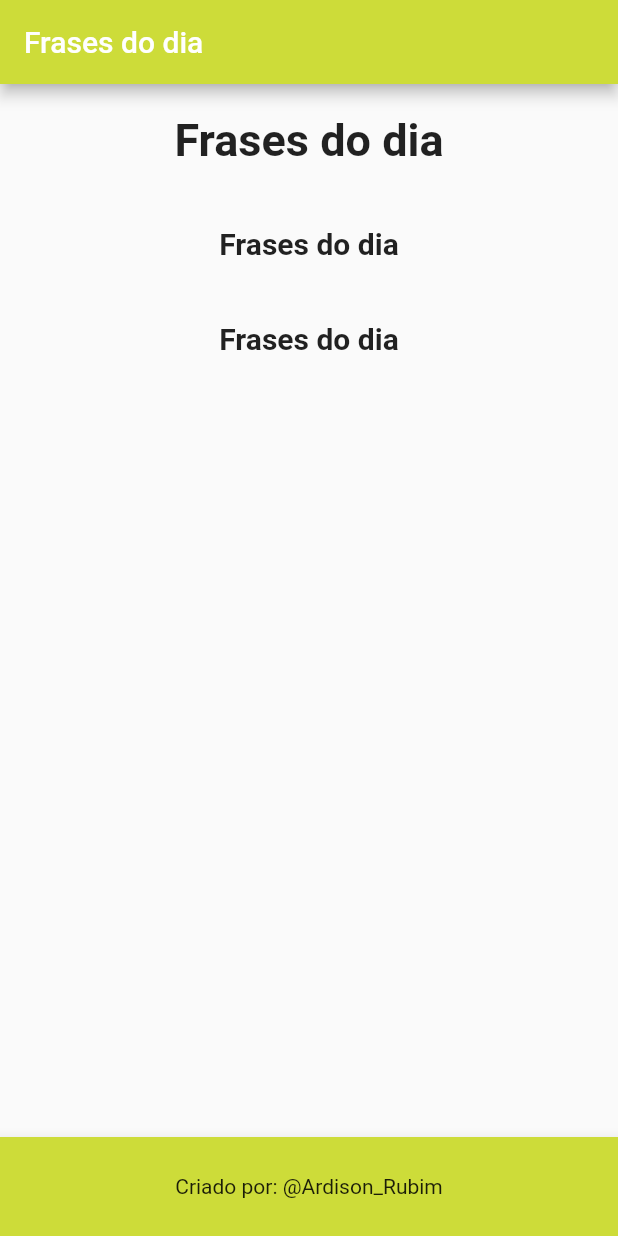
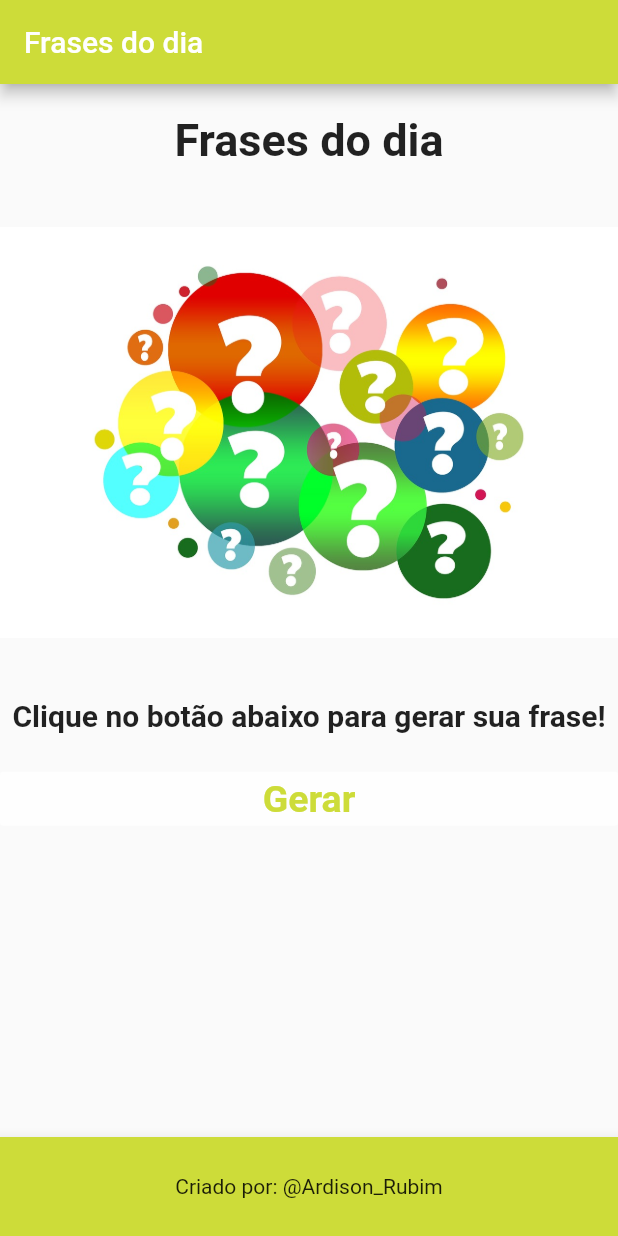
Before and after one commit to ArdisonRubim/Frases_do_dia, a Flutter app: the screen it shows after launch, on a phone screen of 412 x 824 dp. Run offline on Flutter 3.47's test engine with Material 2 defaults, Android fonts, the phone set to English and light mode, and no system bars.

Commit message:
Interface criada

```diff
--- a/lib/Logica.dart
+++ b/lib/Logica.dart
@@ -7,6 +7,10 @@ class Logica extends StatefulWidget {
 }
 
 class _LogicaState extends State<Logica> {
+
+  var _mensagem_frase = "Clique no botão abaixo para gerar sua frase!";
+
+
   @override
   Widget build(BuildContext context) {
     return Scaffold(
@@ -16,7 +20,8 @@ class _LogicaState extends State<Logica> {
         title: Text("Frases do dia"),
       ),
       body: Column(
-        crossAxisAlignment: CrossAxisAlignment.stretch, // Deixar conteudos alinhads
+        crossAxisAlignment: CrossAxisAlignment.stretch, // Deixar conteudos alinhados
+        //mainAxisAlignment: MainAxisAlignment.spaceEvenly,
 
         children: <Widget>[
           Padding(padding: EdgeInsets.only(top: 20, bottom:20),
@@ -31,29 +36,35 @@ class _LogicaState extends State<Logica> {
           ),
 
           Padding(padding: EdgeInsets.only(top: 20, bottom:20),
+            child: Image.asset("images/imagem.jpg"),
+
+          ),
+          Padding(padding: EdgeInsets.only(top: 20, bottom:20),
             child: Text(
-              "Frases do dia",
+              this._mensagem_frase,
               textAlign: TextAlign.center,
               style: TextStyle(
                   fontSize: 20,
                   fontWeight: FontWeight.bold   // Cor do conteudo
               ),
             ),
+          ),
+          FlatButton(
+            color: Colors.white70,
+            onPressed: (){
+          },
+          child: Text(
+            "Gerar",
+            style: TextStyle(
+              fontWeight: FontWeight.bold,
+              fontSize: 25,
+              color: Colors.lime,
+
+            ),
 
           ),
-          Padding(padding: EdgeInsets.only(top: 20, bottom:20),
-            child: Text(
-              "Frases do dia",
-              textAlign: TextAlign.center,
-              style: TextStyle(
-                  fontSize: 20,
-                  fontWeight: FontWeight.bold   // Cor do conteudo
-              ),
-            ),
-
-          ),// Espaçamento
+          ),
         ],
-
       ),
       bottomNavigationBar: BottomAppBar(
         color: Colors.lime,
--- a/pubspec.yaml
+++ b/pubspec.yaml
@@ -48,7 +48,8 @@ flutter:
   # assets:
   #   - images/a_dot_burr.jpeg
   #   - images/a_dot_ham.jpeg
-
+  assets:
+    - images/imagem.jpg
   # An image asset can refer to one or more resolution-specific "variants", see
   # https://flutter.dev/assets-and-images/#resolution-aware.
 
```
Also changed, not shown: images/imagem.jpg (added).
